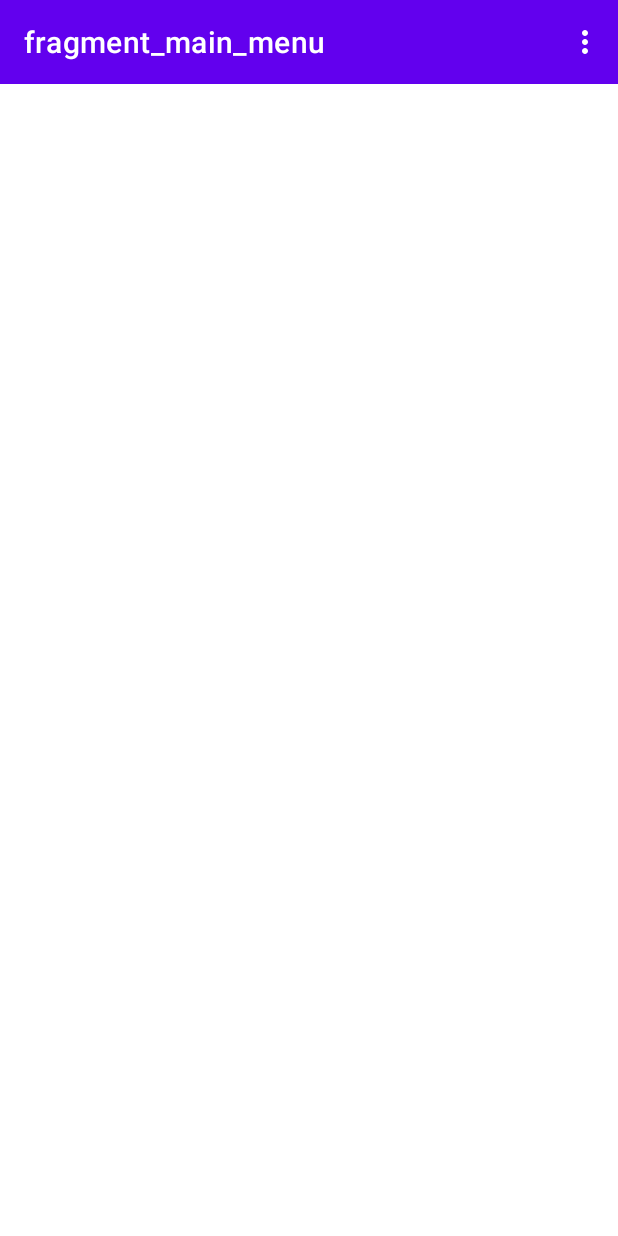
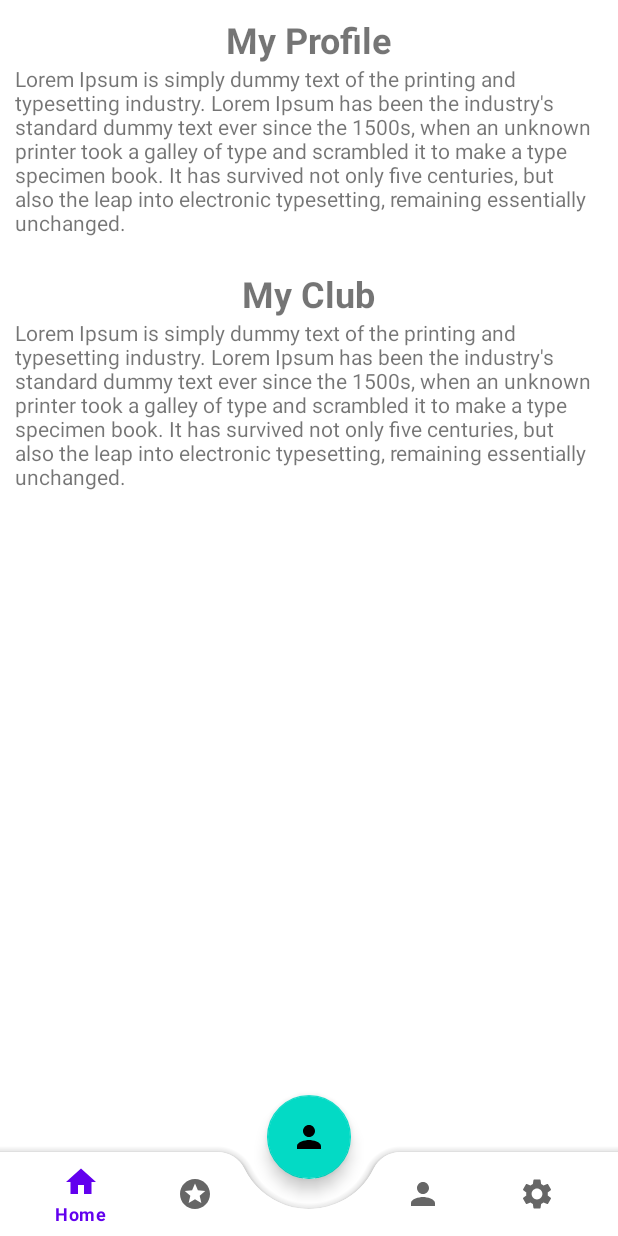
Before and after one commit to ItsIvanPsk/ClubVR, an Android app: the screen it shows after launch (MainActivity), on a phone screen of 412 x 824 dp. Run offline under Robolectric (Android 15) with nearby library versions, the phone set to English and light mode, and no system bars; our stand-ins replace navigation-ui.

Commit message:
Initial Commit

```diff
--- a/app/src/main/java/com/itsydev/clubvr/MainActivity.kt
+++ b/app/src/main/java/com/itsydev/clubvr/MainActivity.kt
@@ -1,19 +1,19 @@
 package com.itsydev.clubvr
 
 import android.os.Bundle
-import android.view.Menu
-import android.view.MenuInflater
-import android.view.MenuItem
 import androidx.appcompat.app.AppCompatActivity
 import androidx.navigation.NavController
-import androidx.navigation.Navigation.findNavController
+import androidx.navigation.findNavController
 import androidx.navigation.fragment.NavHostFragment
-import androidx.navigation.ui.*
+import androidx.navigation.ui.AppBarConfiguration
+import androidx.navigation.ui.navigateUp
+import androidx.navigation.ui.setupActionBarWithNavController
+import androidx.navigation.ui.setupWithNavController
 import com.google.android.material.bottomnavigation.BottomNavigationView
 import com.itsydev.clubvr.databinding.ActivityMainBinding
 
 
-class MainActivity : AppCompatActivity() {
+class MainActivity : AppCompatActivity(){
 
     private lateinit var binding: ActivityMainBinding
     private lateinit var navController: NavController
@@ -24,35 +24,36 @@ class MainActivity : AppCompatActivity() {
         binding = ActivityMainBinding.inflate(layoutInflater)
         setContentView(binding.root)
         setupNavController()
-        setupToolbar()
+        // setupBottomNavMenu(navController)
+
+        val navView: BottomNavigationView = binding.bottomNavigationView
+        setSupportActionBar(binding.toolbar)
+        appBarConfiguration = AppBarConfiguration(setOf(
+            R.id.mainMenu, R.id.myClubFragment, R.id.profileFragment,
+            R.id.settingsFragment)
+        )
+
+        setupActionBarWithNavController(navController, appBarConfiguration)
+        navView.setupWithNavController(navController)
+
+        binding.bottomNavigationView.background = null
+        binding.bottomNavigationView.menu.getItem(2).isEnabled = false
+        supportActionBar?.hide()
     }
 
     // Setup NavController with the NavHostFragment
     private fun setupNavController() {
-        val navHostFragment = supportFragmentManager.findFragmentById(R.id.fragmentContainer) as NavHostFragment
+        val navHostFragment =
+            supportFragmentManager.findFragmentById(R.id.fragmentContainer) as NavHostFragment
         navController = navHostFragment.navController
     }
 
-    // Setup the toolbar with navController and the config of the AppBar
-    private fun setupToolbar() {
-        setSupportActionBar(binding.toolbar)
-        appBarConfiguration = AppBarConfiguration(setOf(R.id.mainMenu))
-        setupActionBarWithNavController(navController, appBarConfiguration)
+    private fun setupBottomNavMenu(navController: NavController) {
+        binding.bottomAppBar.setupWithNavController(navController)
     }
 
     override fun onSupportNavigateUp(): Boolean {
         return navController.navigateUp(appBarConfiguration)
     }
 
-    override fun onCreateOptionsMenu(menu: Menu): Boolean {
-        val inflater: MenuInflater = menuInflater
-        inflater.inflate(R.menu.side_menu, menu)
-        return true
-    }
-
-    override fun onOptionsItemSelected(item: MenuItem): Boolean {
-        return item.onNavDestinationSelected(
-            findNavController(binding.fragmentContainer)
-        ) || super.onOptionsItemSelected(item)
-    }
 }
--- a/app/src/main/res/layout/activity_main.xml
+++ b/app/src/main/res/layout/activity_main.xml
@@ -1,28 +1,19 @@
 <?xml version="1.0" encoding="utf-8"?>
-
-<androidx.drawerlayout.widget.DrawerLayout xmlns:android="http://schemas.android.com/apk/res/android"
-
+<androidx.coordinatorlayout.widget.CoordinatorLayout
+    xmlns:android="http://schemas.android.com/apk/res/android"
     xmlns:app="http://schemas.android.com/apk/res-auto"
     xmlns:tools="http://schemas.android.com/tools"
-    android:id="@+id/drawLayout"
+    android:layout_width="match_parent"
     android:layout_height="match_parent"
-    android:layout_width="match_parent"
-    android:orientation="vertical"
     tools:context=".MainActivity">
 
-    <LinearLayout
-        android:layout_width="wrap_content"
-        android:layout_height="wrap_content"
-        android:orientation="horizontal">
-
     <androidx.appcompat.widget.Toolbar
+        android:id="@+id/toolbar"
+        android:layout_width="match_parent"
+        android:layout_height="?attr/actionBarSize"
         android:background="?attr/colorPrimary"
-            android:id="@+id/toolbar"
-            android:layout_height="wrap_content"
-            android:layout_width="match_parent"
-            android:theme="@style/Theme.ActionBar"
-            app:popupTheme="@style/Theme.ActionBar"
-            app:titleTextColor="@android:color/white"/>
+        android:elevation="4dp"
+        android:theme="@style/Theme.Design.NoActionBar"/>
 
     <androidx.fragment.app.FragmentContainerView
         android:id="@+id/fragmentContainer"
@@ -33,8 +24,32 @@
         app:defaultNavHost="true"
         app:navGraph="@navigation/nav_graph" />
 
-    </LinearLayout>
+    <com.google.android.material.bottomappbar.BottomAppBar
+        android:id="@+id/bottomAppBar"
+        android:layout_width="match_parent"
+        android:layout_height="wrap_content"
+        app:fabCradleMargin="20dp"
+        app:fabCradleVerticalOffset="10dp"
+        app:fabCradleRoundedCornerRadius="20dp"
+        android:layout_gravity="bottom">
 
 
+        <com.google.android.material.bottomnavigation.BottomNavigationView
+            android:id="@+id/bottomNavigationView"
+            android:layout_width="match_parent"
+            android:layout_height="match_parent"
+            android:layout_marginEnd="16dp"
+            android:background="@android:color/transparent"
+            app:menu="@menu/bottom_nav_menu" />
 
-</androidx.drawerlayout.widget.DrawerLayout>
+    </com.google.android.material.bottomappbar.BottomAppBar>
+
+    <com.google.android.material.floatingactionbutton.FloatingActionButton
+        android:id="@+id/fab"
+        android:layout_width="wrap_content"
+        android:layout_height="wrap_content"
+        android:src="@drawable/ic_baseline_person_24"
+        app:layout_anchor="@id/bottomAppBar"
+        android:contentDescription="p" />
+
+</androidx.coordinatorlayout.widget.CoordinatorLayout>
--- a/app/src/main/res/layout/nav_header.xml
+++ b/app/src/main/res/layout/nav_header.xml
@@ -1,5 +1,6 @@
 <?xml version="1.0" encoding="utf-8"?>
-<androidx.appcompat.widget.LinearLayoutCompat xmlns:android="http://schemas.android.com/apk/res/android"
+<androidx.appcompat.widget.LinearLayoutCompat
+    xmlns:android="http://schemas.android.com/apk/res/android"
     android:layout_width="match_parent"
     android:layout_height="match_parent"
     android:layout_marginVertical="10dp"
--- /dev/null
+++ b/app/src/main/res/menu/bottom_nav_menu.xml
@@ -0,0 +1,23 @@
+<?xml version="1.0" encoding="utf-8"?>
+<menu xmlns:android="http://schemas.android.com/apk/res/android">
+
+    <item android:id="@id/mainMenu"
+        android:title="Home"
+        android:icon="@drawable/ic_baseline_home_24" />
+
+    <item android:id="@id/myClubFragment"
+        android:title="My Club"
+        android:icon="@drawable/ic_baseline_stars_24" />
+
+    <item android:id="@+id/placeholder"
+        android:title="" />
+
+    <item android:id="@id/profileFragment"
+        android:title="Profile"
+        android:icon="@drawable/ic_baseline_person_24" />
+
+    <item android:id="@id/settingsFragment"
+        android:title="Settings"
+        android:icon="@drawable/ic_baseline_settings_24" />
+
+</menu>
--- a/app/src/main/res/navigation/nav_graph.xml
+++ b/app/src/main/res/navigation/nav_graph.xml
@@ -4,7 +4,6 @@
     xmlns:tools="http://schemas.android.com/tools"
     android:id="@+id/nav_graph"
     app:startDestination="@id/mainMenu">
-
 
     <fragment
         android:id="@+id/mainMenu"
@@ -24,6 +23,7 @@
             android:id="@+id/action_mainMenu_to_myClubFragment"
             app:destination="@id/myClubFragment" />
     </fragment>
+
     <fragment
         android:id="@+id/accesibilityFragment"
         android:name="com.itsydev.clubvr.presentation.accesibility.AccesibilityFragment"
--- a/app/src/main/res/values/strings.xml
+++ b/app/src/main/res/values/strings.xml
@@ -12,4 +12,5 @@
     <string name="settings">Settings</string>
     <string name="accessibillity">Accessibillity</string>
     <string name="LoremIpsum">Lorem Ipsum is simply dummy text of the printing and typesetting industry. Lorem Ipsum has been the industry\'s standard dummy text ever since the 1500s, when an unknown printer took a galley of type and scrambled it to make a type specimen book. It has survived not only five centuries, but also the leap into electronic typesetting, remaining essentially unchanged.</string>
+    <string name="main_menu">MainMenu</string>
 </resources>
--- a/app/src/main/res/values/themes.xml
+++ b/app/src/main/res/values/themes.xml
@@ -1,4 +1,5 @@
 <resources xmlns:tools="http://schemas.android.com/tools">
+
     <style name="Theme.ClubVr" parent="Theme.MaterialComponents.DayNight.NoActionBar">
         <item name="colorPrimary">@color/purple_500</item>
         <item name="colorPrimaryVariant">@color/purple_700</item>
@@ -12,4 +13,5 @@
     <style name="Theme.ActionBar" parent="Theme.MaterialComponents.DayNight.NoActionBar">
         <item name="colorControlNormal">@color/white</item>
     </style>
+
 </resources>
```
Lines whose indentation alone changed are shown as unchanged.
